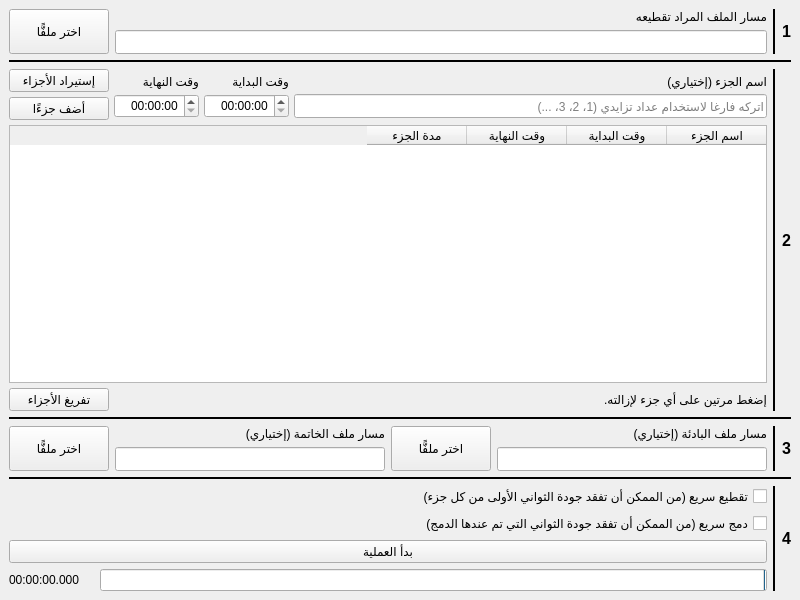
Before: the Qt Designer form windows/main_window.ui in ieasybooks/taqtie, drawn with Qt 5.
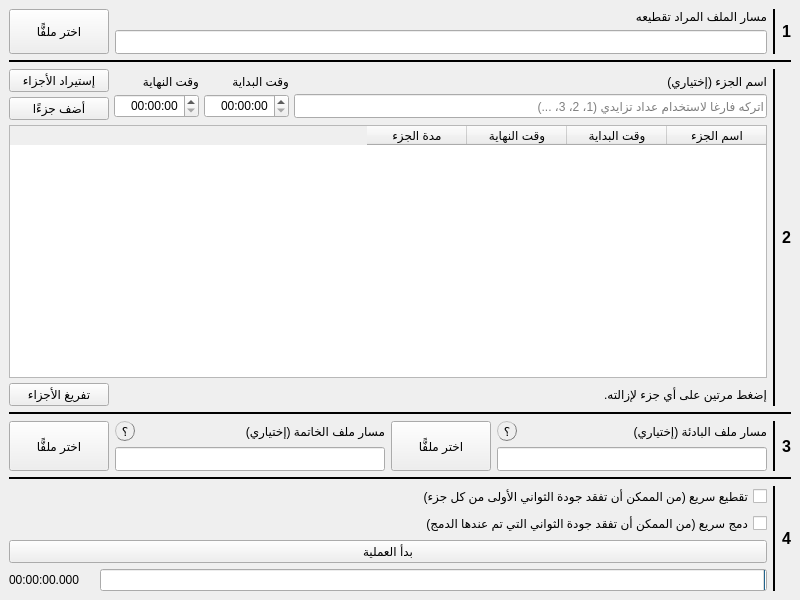
After: the same form once the commit is applied.

Commit message: Add tooltips to enhance the experience

```diff
--- a/windows/main_window.ui
+++ b/windows/main_window.ui
@@ -17,7 +17,7 @@
    <enum>Qt::RightToLeft</enum>
   </property>
   <widget class="QWidget" name="centralwidget">
-   <layout class="QVBoxLayout" name="verticalLayout_9">
+   <layout class="QVBoxLayout" name="verticalLayout_10">
     <item>
      <layout class="QHBoxLayout" name="horizontalLayout_2" stretch="0,0,0,0">
       <item>
@@ -496,7 +496,7 @@
      </widget>
     </item>
     <item>
-     <layout class="QHBoxLayout" name="horizontalLayout_7">
+     <layout class="QHBoxLayout" name="horizontalLayout_12">
       <item>
        <widget class="QLabel" name="label_5">
         <property name="font">
@@ -525,9 +525,8 @@
       </item>
       <item>
        <layout class="QVBoxLayout" name="verticalLayout_7">
-        <property name="sizeConstraint">
-         <enum>QLayout::SetDefaultConstraint</enum>
-        </property>
+        <item>
+         <layout class="QHBoxLayout" name="horizontalLayout_7">
         <item>
          <widget class="QLabel" name="selectIntroFileLabel">
           <property name="sizePolicy">
@@ -536,12 +535,60 @@
             <verstretch>0</verstretch>
            </sizepolicy>
           </property>
+            <property name="statusTip">
+             <string/>
+            </property>
+            <property name="whatsThis">
+             <string/>
+            </property>
+            <property name="lineWidth">
+             <number>1</number>
+            </property>
           <property name="text">
            <string>مسار ملف البادئة (إختياري)</string>
           </property>
          </widget>
         </item>
         <item>
+           <spacer name="horizontalSpacer">
+            <property name="orientation">
+             <enum>Qt::Horizontal</enum>
+            </property>
+            <property name="sizeHint" stdset="0">
+             <size>
+              <width>40</width>
+              <height>20</height>
+             </size>
+            </property>
+           </spacer>
+          </item>
+          <item>
+           <widget class="QLabel" name="selectIntroFileLabelHint">
+            <property name="minimumSize">
+             <size>
+              <width>20</width>
+              <height>0</height>
+             </size>
+            </property>
+            <property name="styleSheet">
+             <string notr="true">QLabel {
+    border-style: outset;
+    border-width: 1px;
+    border-radius: 10px;
+    border-color: grey;
+}</string>
+            </property>
+            <property name="text">
+             <string>؟</string>
+            </property>
+            <property name="alignment">
+             <set>Qt::AlignCenter</set>
+            </property>
+           </widget>
+          </item>
+         </layout>
+        </item>
+        <item>
          <widget class="QLineEdit" name="introFilePath">
           <property name="enabled">
            <bool>true</bool>
@@ -567,6 +614,15 @@
       </item>
       <item>
        <layout class="QHBoxLayout" name="horizontalLayout_8">
+        <property name="spacing">
+         <number>-1</number>
+        </property>
+        <property name="sizeConstraint">
+         <enum>QLayout::SetDefaultConstraint</enum>
+        </property>
+        <property name="leftMargin">
+         <number>0</number>
+        </property>
         <item>
          <widget class="QPushButton" name="selectIntroFile">
           <property name="sizePolicy">
@@ -595,10 +651,9 @@
        </layout>
       </item>
       <item>
-       <layout class="QVBoxLayout" name="verticalLayout_10">
-        <property name="sizeConstraint">
-         <enum>QLayout::SetDefaultConstraint</enum>
-        </property>
+       <layout class="QVBoxLayout" name="verticalLayout_9">
+        <item>
+         <layout class="QHBoxLayout" name="horizontalLayout_11">
         <item>
          <widget class="QLabel" name="selectOutroFileLabel">
           <property name="sizePolicy">
@@ -611,6 +666,45 @@
            <string>مسار ملف الخاتمة (إختياري)</string>
           </property>
          </widget>
+          </item>
+          <item>
+           <spacer name="horizontalSpacer_2">
+            <property name="orientation">
+             <enum>Qt::Horizontal</enum>
+            </property>
+            <property name="sizeHint" stdset="0">
+             <size>
+              <width>40</width>
+              <height>20</height>
+             </size>
+            </property>
+           </spacer>
+          </item>
+          <item>
+           <widget class="QLabel" name="selectOutroFileLabelHint">
+            <property name="minimumSize">
+             <size>
+              <width>20</width>
+              <height>0</height>
+             </size>
+            </property>
+            <property name="styleSheet">
+             <string notr="true">QLabel {
+    border-style: outset;
+    border-width: 1px;
+    border-radius: 10px;
+    border-color: grey;
+}</string>
+            </property>
+            <property name="text">
+             <string>؟</string>
+            </property>
+            <property name="alignment">
+             <set>Qt::AlignCenter</set>
+            </property>
+           </widget>
+          </item>
+         </layout>
         </item>
         <item>
          <widget class="QLineEdit" name="outroFilePath">
```
Left out of the diff: 3 changed lines with no effect on the pictures. Lines whose indentation alone changed are shown as unchanged. The commit also changes 1 other file.
